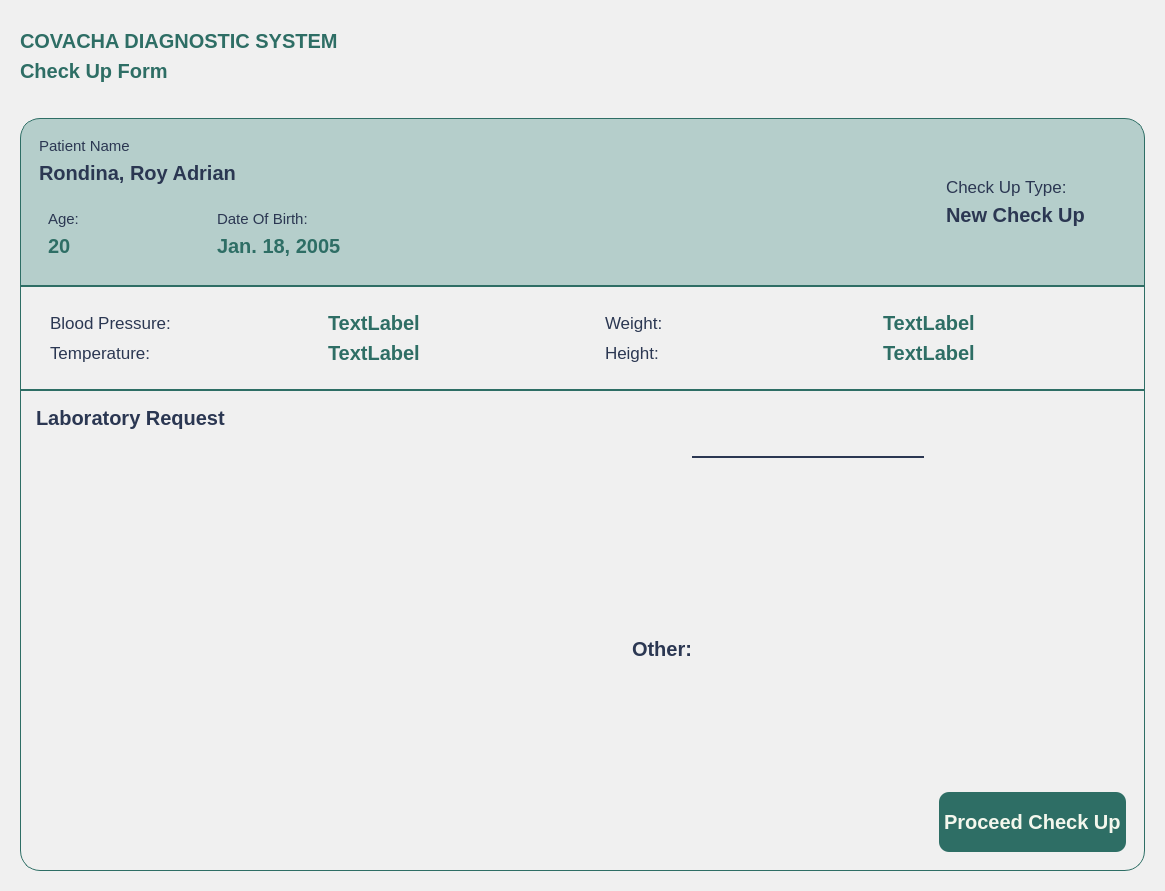
First picture: the form in Views/Doctor_Diagnosis.ui, repository VinsmokeSanji69/COVACHA_CLINIC_SYSTEM, before the edit.
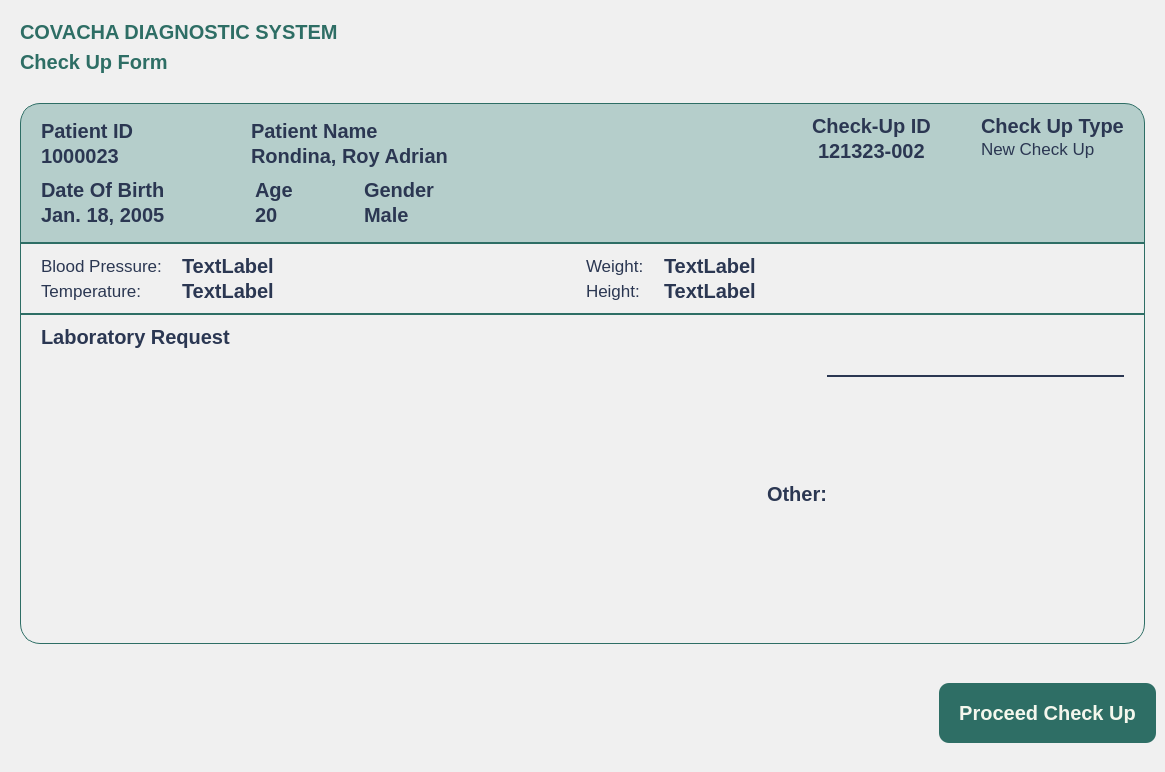
Second picture: the form after the edit. Icons and pictures are not drawn.

Patch:
```diff
--- a/Views/Doctor_Diagnosis.ui
+++ b/Views/Doctor_Diagnosis.ui
@@ -7,7 +7,7 @@
     <x>0</x>
     <y>0</y>
     <width>1165</width>
-    <height>891</height>
+    <height>772</height>
    </rect>
   </property>
   <property name="windowTitle">
@@ -83,7 +83,7 @@
 }
 
 #Header {
-	padding: 20px 20px;
+	padding: 10px 20px;
 }
 QLabel {
     padding: 0px;
@@ -127,17 +127,20 @@
 </string>
       </property>
       <layout class="QVBoxLayout" name="verticalLayout_2">
+       <property name="spacing">
+        <number>10</number>
+       </property>
        <property name="leftMargin">
         <number>0</number>
        </property>
        <property name="topMargin">
-        <number>9</number>
+        <number>0</number>
        </property>
        <property name="rightMargin">
         <number>0</number>
        </property>
        <property name="bottomMargin">
-        <number>0</number>
+        <number>20</number>
        </property>
        <item>
         <widget class="QFrame" name="Header">
@@ -165,7 +168,7 @@
            <number>0</number>
           </property>
           <property name="topMargin">
-           <number>0</number>
+           <number>10</number>
           </property>
           <property name="rightMargin">
            <number>0</number>
@@ -204,15 +207,12 @@
 	 border: 1px solid #2E6E65;
 	/*border-radius: 20px;*/
 }
-
-#Label, #label_3, #label {
-	font-size: 15px;
-	font-weight: 300;
-	color: #2b3752;
+QLabel {
+	font: 500 13pt &quot;Satoshi&quot;;
+	color: #2B3752;
 }
-
-#Label, #PatName, #Status, #OtherLabel, #label, #label_2, #label_4  {
-	color: #2b3752;
+#PatName, #PatID, #Dob, #PatGender, #Age, #PatStatus, #CheckID {
+	font: 900 16pt &quot;Satoshi&quot;;
 }
 
 #Type {
@@ -245,10 +245,7 @@
 	font-weight: 300;
 	color: #2b3752;
 }
-
-#DiagnoseButton {
-	text-align: center;
-}</string>
+</string>
          </property>
          <property name="frameShape">
           <enum>QFrame::StyledPanel</enum>
@@ -277,9 +274,21 @@
             <property name="frameShadow">
              <enum>QFrame::Raised</enum>
             </property>
-            <layout class="QHBoxLayout" name="horizontalLayout_2">
+            <layout class="QHBoxLayout" name="horizontalLayout_10">
+             <property name="spacing">
+              <number>10</number>
+             </property>
+             <property name="leftMargin">
+              <number>20</number>
+             </property>
+             <property name="topMargin">
+              <number>10</number>
+             </property>
              <property name="rightMargin">
-              <number>50</number>
+              <number>20</number>
+             </property>
+             <property name="bottomMargin">
+              <number>10</number>
              </property>
              <item>
               <widget class="QFrame" name="PatInfo">
@@ -290,35 +299,109 @@
                 <enum>QFrame::Raised</enum>
                </property>
                <layout class="QVBoxLayout" name="verticalLayout_6">
+                <property name="spacing">
+                 <number>10</number>
+                </property>
+                <property name="leftMargin">
+                 <number>0</number>
+                </property>
+                <property name="topMargin">
+                 <number>5</number>
+                </property>
+                <property name="rightMargin">
+                 <number>0</number>
+                </property>
+                <property name="bottomMargin">
+                 <number>5</number>
+                </property>
                 <item>
-                 <widget class="QLabel" name="Label">
-                  <property name="text">
-                   <string>Patient Name</string>
+                 <layout class="QHBoxLayout" name="horizontalLayout_9">
+                  <property name="spacing">
+                   <number>10</number>
                   </property>
-                 </widget>
-                </item>
-                <item>
-                 <widget class="QLabel" name="PatName">
-                  <property name="text">
-                   <string>Rondina, Roy Adrian</string>
-                  </property>
-                 </widget>
-                </item>
-                <item>
-                 <spacer name="verticalSpacer">
-                  <property name="orientation">
-                   <enum>Qt::Vertical</enum>
-                  </property>
-                  <property name="sizeType">
-                   <enum>QSizePolicy::Maximum</enum>
-                  </property>
-                  <property name="sizeHint" stdset="0">
-                   <size>
-                    <width>20</width>
-                    <height>10</height>
-                   </size>
-                  </property>
-                 </spacer>
+                  <item>
+                   <widget class="QWidget" name="widget" native="true">
+                    <property name="sizePolicy">
+                     <sizepolicy hsizetype="Fixed" vsizetype="Preferred">
+                      <horstretch>0</horstretch>
+                      <verstretch>0</verstretch>
+                     </sizepolicy>
+                    </property>
+                    <property name="minimumSize">
+                     <size>
+                      <width>200</width>
+                      <height>0</height>
+                     </size>
+                    </property>
+                    <layout class="QVBoxLayout" name="verticalLayout_3">
+                     <property name="spacing">
+                      <number>1</number>
+                     </property>
+                     <property name="leftMargin">
+                      <number>0</number>
+                     </property>
+                     <property name="topMargin">
+                      <number>0</number>
+                     </property>
+                     <property name="rightMargin">
+                      <number>0</number>
+                     </property>
+                     <property name="bottomMargin">
+                      <number>0</number>
+                     </property>
+                     <item>
+                      <widget class="QLabel" name="Label">
+                       <property name="text">
+                        <string>Patient ID</string>
+                       </property>
+                      </widget>
+                     </item>
+                     <item>
+                      <widget class="QLabel" name="PatID">
+                       <property name="text">
+                        <string>1000023</string>
+                       </property>
+                      </widget>
+                     </item>
+                    </layout>
+                   </widget>
+                  </item>
+                  <item>
+                   <widget class="QWidget" name="widget_2" native="true">
+                    <layout class="QVBoxLayout" name="verticalLayout_4">
+                     <property name="spacing">
+                      <number>1</number>
+                     </property>
+                     <property name="leftMargin">
+                      <number>0</number>
+                     </property>
+                     <property name="topMargin">
+                      <number>0</number>
+                     </property>
+                     <property name="rightMargin">
+                      <number>0</number>
+                     </property>
+                     <property name="bottomMargin">
+                      <number>0</number>
+                     </property>
+                     <item>
+                      <widget class="QLabel" name="Label_2">
+                       <property name="text">
+                        <string>Patient Name</string>
+                       </property>
+                      </widget>
+                     </item>
+                     <item>
+                      <widget class="QLabel" name="PatName">
+                       <property name="text">
+                        <string>Rondina, Roy Adrian</string>
+                       </property>
+                      </widget>
+                     </item>
+                    </layout>
+                   </widget>
+                  </item>
+                 </layout>
                 </item>
                 <item>
                  <widget class="QFrame" name="frame_11">
@@ -328,11 +411,82 @@
                   <property name="frameShadow">
                    <enum>QFrame::Raised</enum>
                   </property>
-                  <layout class="QHBoxLayout" name="horizontalLayout_10">
+                  <layout class="QHBoxLayout" name="horizontalLayout_8">
+                   <property name="spacing">
+                    <number>25</number>
+                   </property>
+                   <property name="leftMargin">
+                    <number>0</number>
+                   </property>
+                   <property name="topMargin">
+                    <number>0</number>
+                   </property>
+                   <property name="rightMargin">
+                    <number>0</number>
+                   </property>
+                   <property name="bottomMargin">
+                    <number>0</number>
+                   </property>
+                   <item>
+                    <widget class="QFrame" name="DOB">
+                     <property name="sizePolicy">
+                      <sizepolicy hsizetype="Fixed" vsizetype="Preferred">
+                       <horstretch>0</horstretch>
+                       <verstretch>0</verstretch>
+                      </sizepolicy>
+                     </property>
+                     <property name="minimumSize">
+                      <size>
+                       <width>189</width>
+                       <height>0</height>
+                      </size>
+                     </property>
+                     <property name="styleSheet">
+                      <string notr="true"/>
+                     </property>
+                     <property name="frameShape">
+                      <enum>QFrame::StyledPanel</enum>
+                     </property>
+                     <property name="frameShadow">
+                      <enum>QFrame::Raised</enum>
+                     </property>
+                     <layout class="QVBoxLayout" name="verticalLayout_20">
+                      <property name="spacing">
+                       <number>1</number>
+                      </property>
+                      <property name="leftMargin">
+                       <number>0</number>
+                      </property>
+                      <property name="topMargin">
+                       <number>0</number>
+                      </property>
+                      <property name="rightMargin">
+                       <number>0</number>
+                      </property>
+                      <property name="bottomMargin">
+                       <number>0</number>
+                      </property>
+                      <item>
+                       <widget class="QLabel" name="label_3">
+                        <property name="text">
+                         <string>Date Of Birth</string>
+                        </property>
+                       </widget>
+                      </item>
+                      <item>
+                       <widget class="QLabel" name="Dob">
+                        <property name="text">
+                         <string>Jan. 18, 2005</string>
+                        </property>
+                       </widget>
+                      </item>
+                     </layout>
+                    </widget>
+                   </item>
                    <item>
                     <widget class="QFrame" name="PatAge">
                      <property name="sizePolicy">
-                      <sizepolicy hsizetype="Maximum" vsizetype="Preferred">
+                      <sizepolicy hsizetype="Expanding" vsizetype="Preferred">
                        <horstretch>0</horstretch>
                        <verstretch>0</verstretch>
                       </sizepolicy>
@@ -347,19 +501,25 @@
                       <enum>QFrame::Raised</enum>
                      </property>
                      <layout class="QVBoxLayout" name="verticalLayout_19">
+                      <property name="spacing">
+                       <number>1</number>
+                      </property>
                       <property name="leftMargin">
                        <number>0</number>
                       </property>
                       <property name="topMargin">
                        <number>0</number>
                       </property>
+                      <property name="rightMargin">
+                       <number>0</number>
+                      </property>
                       <property name="bottomMargin">
                        <number>0</number>
                       </property>
                       <item>
                        <widget class="QLabel" name="label">
                         <property name="text">
-                         <string>Age:</string>
+                         <string>Age</string>
                         </property>
                        </widget>
                       </item>
@@ -374,22 +534,9 @@
                     </widget>
                    </item>
                    <item>
-                    <spacer name="horizontalSpacer_2">
-                     <property name="orientation">
-                      <enum>Qt::Horizontal</enum>
-                     </property>
-                     <property name="sizeHint" stdset="0">
-                      <size>
-                       <width>40</width>
-                       <height>20</height>
-                      </size>
-                     </property>
-                    </spacer>
-                   </item>
-                   <item>
-                    <widget class="QFrame" name="PatDOB">
+                    <widget class="QFrame" name="PatDOB_2">
                      <property name="sizePolicy">
-                      <sizepolicy hsizetype="Maximum" vsizetype="Preferred">
+                      <sizepolicy hsizetype="Expanding" vsizetype="Preferred">
                        <horstretch>0</horstretch>
                        <verstretch>0</verstretch>
                       </sizepolicy>
@@ -403,7 +550,10 @@
                      <property name="frameShadow">
                       <enum>QFrame::Raised</enum>
                      </property>
-                     <layout class="QVBoxLayout" name="verticalLayout_20">
+                     <layout class="QVBoxLayout" name="verticalLayout_21">
+                      <property name="spacing">
+                       <number>1</number>
+                      </property>
                       <property name="leftMargin">
                        <number>0</number>
                       </property>
@@ -417,35 +567,22 @@
                        <number>0</number>
                       </property>
                       <item>
-                       <widget class="QLabel" name="label_3">
+                       <widget class="QLabel" name="label_4">
                         <property name="text">
-                         <string>Date Of Birth:</string>
+                         <string>Gender</string>
                         </property>
                        </widget>
                       </item>
                       <item>
-                       <widget class="QLabel" name="Dob">
+                       <widget class="QLabel" name="PatGender">
                         <property name="text">
-                         <string>Jan. 18, 2005</string>
+                         <string>Male</string>
                         </property>
                        </widget>
                       </item>
                      </layout>
                     </widget>
                    </item>
-                   <item>
-                    <spacer name="horizontalSpacer_3">
-                     <property name="orientation">
-                      <enum>Qt::Horizontal</enum>
-                     </property>
-                     <property name="sizeHint" stdset="0">
-                      <size>
-                       <width>40</width>
-                       <height>20</height>
-                      </size>
-                     </property>
-                    </spacer>
-                   </item>
                   </layout>
                  </widget>
                 </item>
@@ -465,42 +602,138 @@
                </property>
               </spacer>
              </item>
-             <item alignment="Qt::AlignRight|Qt::AlignVCenter">
-              <widget class="QFrame" name="PatStatus">
-               <property name="sizePolicy">
-                <sizepolicy hsizetype="Preferred" vsizetype="Preferred">
-                 <horstretch>0</horstretch>
-                 <verstretch>0</verstretch>
-                </sizepolicy>
-               </property>
-               <property name="frameShape">
-                <enum>QFrame::StyledPanel</enum>
-               </property>
-               <property name="frameShadow">
-                <enum>QFrame::Raised</enum>
-               </property>
-               <layout class="QVBoxLayout" name="verticalLayout_17">
-                <item>
-                 <widget class="QLabel" name="Type">
-                  <property name="text">
-                   <string>Check Up Type:</string>
-                  </property>
-                 </widget>
-                </item>
-                <item alignment="Qt::AlignHCenter">
-                 <widget class="QLabel" name="Status">
+             <item>
+              <widget class="QWidget" name="widget_4" native="true">
+               <layout class="QHBoxLayout" name="horizontalLayout_2">
+                <property name="spacing">
+                 <number>10</number>
+                </property>
+                <property name="leftMargin">
+                 <number>0</number>
+                </property>
+                <property name="topMargin">
+                 <number>0</number>
+                </property>
+                <property name="rightMargin">
+                 <number>0</number>
+                </property>
+                <property name="bottomMargin">
+                 <number>0</number>
+                </property>
+                <item alignment="Qt::AlignTop">
+                 <widget class="QFrame" name="status">
                   <property name="sizePolicy">
-                   <sizepolicy hsizetype="Minimum" vsizetype="Minimum">
+                   <sizepolicy hsizetype="Preferred" vsizetype="Preferred">
                     <horstretch>0</horstretch>
                     <verstretch>0</verstretch>
                    </sizepolicy>
                   </property>
-                  <property name="text">
-                   <string>New Check Up</string>
+                  <property name="frameShape">
+                   <enum>QFrame::StyledPanel</enum>
                   </property>
-                  <property name="alignment">
-                   <set>Qt::AlignLeading</set>
+                  <property name="frameShadow">
+                   <enum>QFrame::Raised</enum>
                   </property>
+                  <layout class="QVBoxLayout" name="verticalLayout_17">
+                   <property name="spacing">
+                    <number>1</number>
+                   </property>
+                   <property name="leftMargin">
+                    <number>0</number>
+                   </property>
+                   <property name="topMargin">
+                    <number>0</number>
+                   </property>
+                   <property name="rightMargin">
+                    <number>0</number>
+                   </property>
+                   <property name="bottomMargin">
+                    <number>0</number>
+                   </property>
+                   <item>
+                    <widget class="QLabel" name="weg">
+                     <property name="text">
+                      <string>Check-Up ID</string>
+                     </property>
+                    </widget>
+                   </item>
+                   <item alignment="Qt::AlignHCenter">
+                    <widget class="QLabel" name="CheckID">
+                     <property name="sizePolicy">
+                      <sizepolicy hsizetype="Minimum" vsizetype="Minimum">
+                       <horstretch>0</horstretch>
+                       <verstretch>0</verstretch>
+                      </sizepolicy>
+                     </property>
+                     <property name="text">
+                      <string>121323-002</string>
+                     </property>
+                     <property name="alignment">
+                      <set>Qt::AlignLeading</set>
+                     </property>
+                    </widget>
+                   </item>
+                  </layout>
+                 </widget>
+                </item>
+                <item>
+                 <spacer name="horizontalSpacer_2">
+                  <property name="orientation">
+                   <enum>Qt::Horizontal</enum>
+                  </property>
+                  <property name="sizeType">
+                   <enum>QSizePolicy::Fixed</enum>
+                  </property>
+                  <property name="sizeHint" stdset="0">
+                   <size>
+                    <width>40</width>
+                    <height>20</height>
+                   </size>
+                  </property>
+                 </spacer>
+                </item>
+                <item alignment="Qt::AlignTop">
+                 <widget class="QWidget" name="widget_3" native="true">
+                  <layout class="QVBoxLayout" name="verticalLayout_22">
+                   <property name="spacing">
+                    <number>1</number>
+                   </property>
+                   <property name="leftMargin">
+                    <number>0</number>
+                   </property>
+                   <property name="topMargin">
+                    <number>0</number>
+                   </property>
+                   <property name="rightMargin">
+                    <number>0</number>
+                   </property>
+                   <property name="bottomMargin">
+                    <number>0</number>
+                   </property>
+                   <item>
+                    <widget class="QLabel" name="Type_2">
+                     <property name="text">
+                      <string>Check Up Type</string>
+                     </property>
+                    </widget>
+                   </item>
+                   <item>
+                    <widget class="QLabel" name="Type">
+                     <property name="sizePolicy">
+                      <sizepolicy hsizetype="Minimum" vsizetype="Minimum">
+                       <horstretch>0</horstretch>
+                       <verstretch>0</verstretch>
+                      </sizepolicy>
+                     </property>
+                     <property name="text">
+                      <string>New Check Up</string>
+                     </property>
+                     <property name="alignment">
+                      <set>Qt::AlignLeading</set>
+                     </property>
+                    </widget>
+                   </item>
+                  </layout>
                  </widget>
                 </item>
                </layout>
@@ -518,46 +751,10 @@
              </sizepolicy>
             </property>
             <property name="styleSheet">
-             <string notr="true">#DateLabel {
-	color: #2b3752;
-	font-weight: 300;
-	font-size: 17px;
-}
-
-#DateInfo {
-	color: #2b3752;;
-}
-
-#NumberLabel {
-	color: #2b3752;
-	font-weight: 300;
-	font-size: 17px;
-}
-
-#NumberInfo {
-	color: #2b3752;
-}
-
-#DOBLabel {
-	color: #2b3752;
-	font-weight: 300;
-	font-size: 17px;
-}
-#DOBInfo {
-	color: #2b3752;
-}
-
-#AddressLabel {
-	color: #2b3752;
-	font-weight: 300;
-	font-size: 17px;
-}
-
-#AddressInfo {
-	color: #2b3752;
-}
-
-</string>
+             <string notr="true">QLabel {
+	font: 700 14pt &quot;Satoshi&quot;;
+	color: #2B3752;
+}</string>
             </property>
             <property name="frameShape">
              <enum>QFrame::StyledPanel</enum>
@@ -566,6 +763,9 @@
              <enum>QFrame::Raised</enum>
             </property>
             <layout class="QVBoxLayout" name="verticalLayout_7">
+             <property name="spacing">
+              <number>10</number>
+             </property>
              <property name="leftMargin">
               <number>0</number>
              </property>
@@ -597,13 +797,13 @@
                  <number>20</number>
                 </property>
                 <property name="topMargin">
-                 <number>15</number>
+                 <number>10</number>
                 </property>
                 <property name="rightMargin">
-                 <number>0</number>
+                 <number>20</number>
                 </property>
                 <property name="bottomMargin">
-                 <number>15</number>
+                 <number>10</number>
                 </property>
                 <item>
                  <widget class="QFrame" name="frame_3">
@@ -620,6 +820,9 @@
                    <enum>QFrame::Raised</enum>
                   </property>
                   <layout class="QHBoxLayout" name="horizontalLayout_6">
+                   <property name="spacing">
+                    <number>10</number>
+                   </property>
                    <property name="leftMargin">
                     <number>0</number>
                    </property>
@@ -632,7 +835,7 @@
                    <property name="bottomMargin">
                     <number>0</number>
                    </property>
-                   <item>
+                   <item alignment="Qt::AlignLeft">
                     <widget class="QFrame" name="frame_5">
                      <property name="frameShape">
                       <enum>QFrame::StyledPanel</enum>
@@ -641,6 +844,21 @@
                       <enum>QFrame::Raised</enum>
                      </property>
                      <layout class="QVBoxLayout" name="verticalLayout_8">
+                      <property name="spacing">
+                       <number>1</number>
+                      </property>
+                      <property name="leftMargin">
+                       <number>0</number>
+                      </property>
+                      <property name="topMargin">
+                       <number>0</number>
+                      </property>
+                      <property name="rightMargin">
+                       <number>10</number>
+                      </property>
+                      <property name="bottomMargin">
+                       <number>0</number>
+                      </property>
                       <item>
                        <widget class="QLabel" name="BPLabel_2">
                         <property name="text">
@@ -660,6 +878,12 @@
                    </item>
                    <item>
                     <widget class="QFrame" name="frame_6">
+                     <property name="sizePolicy">
+                      <sizepolicy hsizetype="Expanding" vsizetype="Preferred">
+                       <horstretch>0</horstretch>
+                       <verstretch>0</verstretch>
+                      </sizepolicy>
+                     </property>
                      <property name="frameShape">
                       <enum>QFrame::StyledPanel</enum>
                      </property>
@@ -667,6 +891,18 @@
                       <enum>QFrame::Raised</enum>
                      </property>
                      <layout class="QVBoxLayout" name="verticalLayout_9">
+                      <property name="spacing">
+                       <number>1</number>
+                      </property>
+                      <property name="leftMargin">
+                       <number>0</number>
+                      </property>
+                      <property name="topMargin">
+                       <number>0</number>
+                      </property>
+                      <property name="bottomMargin">
+                       <number>0</number>
+                      </property>
                       <item>
                        <widget class="QLabel" name="BP">
                         <property name="text">
@@ -697,7 +933,7 @@
                   </property>
                   <layout class="QHBoxLayout" name="horizontalLayout_7">
                    <property name="spacing">
-                    <number>7</number>
+                    <number>10</number>
                    </property>
                    <property name="leftMargin">
                     <number>0</number>
@@ -711,7 +947,7 @@
                    <property name="bottomMargin">
                     <number>0</number>
                    </property>
-                   <item>
+                   <item alignment="Qt::AlignLeft">
                     <widget class="QFrame" name="frame_7">
                      <property name="frameShape">
                       <enum>QFrame::StyledPanel</enum>
@@ -720,6 +956,21 @@
                       <enum>QFrame::Raised</enum>
                      </property>
                      <layout class="QVBoxLayout" name="verticalLayout_10">
+                      <property name="spacing">
+                       <number>1</number>
+                      </property>
+                      <property name="leftMargin">
+                       <number>0</number>
+                      </property>
+                      <property name="topMargin">
+                       <number>0</number>
+                      </property>
+                      <property name="rightMargin">
+                       <number>10</number>
+                      </property>
+                      <property name="bottomMargin">
+                       <number>0</number>
+                      </property>
                       <item>
                        <widget class="QLabel" name="WeightLabel_2">
                         <property name="text">
@@ -739,6 +990,12 @@
                    </item>
                    <item>
                     <widget class="QFrame" name="frame_8">
+                     <property name="sizePolicy">
+                      <sizepolicy hsizetype="Expanding" vsizetype="Preferred">
+                       <horstretch>0</horstretch>
+                       <verstretch>0</verstretch>
+                      </sizepolicy>
+                     </property>
                      <property name="frameShape">
                       <enum>QFrame::StyledPanel</enum>
                      </property>
@@ -746,6 +1003,21 @@
                       <enum>QFrame::Raised</enum>
                      </property>
                      <layout class="QVBoxLayout" name="verticalLayout_11">
+                      <property name="spacing">
+                       <number>1</number>
+                      </property>
+                      <property name="leftMargin">
+                       <number>0</number>
+                      </property>
+                      <property name="topMargin">
+                       <number>0</number>
+                      </property>
+                      <property name="rightMargin">
+                       <number>0</number>
+                      </property>
+                      <property name="bottomMargin">
+                       <number>0</number>
+                      </property>
                       <item>
                        <widget class="QLabel" name="Weight">
                         <property name="text">
@@ -781,8 +1053,9 @@
              </sizepolicy>
             </property>
             <property name="styleSheet">
-             <string notr="true">#LabLabel {
-	color: #2b3752;
+             <string notr="true">QLabel {
+	font: 700 14pt &quot;Satoshi&quot;;
+	color: #2B3752;
 }
 
 #BPLabel {
@@ -868,10 +1141,16 @@
             </property>
             <layout class="QVBoxLayout" name="verticalLayout_12">
              <property name="leftMargin">
-              <number>15</number>
+              <number>20</number>
              </property>
              <property name="topMargin">
-              <number>15</number>
+              <number>10</number>
+             </property>
+             <property name="rightMargin">
+              <number>20</number>
+             </property>
+             <property name="bottomMargin">
+              <number>10</number>
              </property>
              <item>
               <widget class="QFrame" name="Header_2">
@@ -1064,62 +1343,6 @@
                   </layout>
                  </widget>
                 </item>
-                <item alignment="Qt::AlignRight">
-                 <widget class="QFrame" name="Button">
-                  <property name="sizePolicy">
-                   <sizepolicy hsizetype="Expanding" vsizetype="Expanding">
-                    <horstretch>0</horstretch>
-                    <verstretch>0</verstretch>
-                   </sizepolicy>
-                  </property>
-                  <property name="frameShape">
-                   <enum>QFrame::StyledPanel</enum>
-                  </property>
-                  <property name="frameShadow">
-                   <enum>QFrame::Raised</enum>
-                  </property>
-                  <layout class="QVBoxLayout" name="verticalLayout_16">
-                   <item>
-                    <spacer name="verticalSpacer_7">
-                     <property name="orientation">
-                      <enum>Qt::Vertical</enum>
-                     </property>
-                     <property name="sizeHint" stdset="0">
-                      <size>
-                       <width>20</width>
-                       <height>40</height>
-                      </size>
-                     </property>
-                    </spacer>
-                   </item>
-                   <item>
-                    <widget class="QPushButton" name="ProceedButton">
-                     <property name="sizePolicy">
-                      <sizepolicy hsizetype="Maximum" vsizetype="Expanding">
-                       <horstretch>0</horstretch>
-                       <verstretch>0</verstretch>
-                      </sizepolicy>
-                     </property>
-                     <property name="maximumSize">
-                      <size>
-                       <width>250</width>
-                       <height>60</height>
-                      </size>
-                     </property>
-                     <property name="text">
-                      <string>Proceed Check Up</string>
-                     </property>
-                     <property name="iconSize">
-                      <size>
-                       <width>40</width>
-                       <height>40</height>
-                      </size>
-                     </property>
-                    </widget>
-                   </item>
-                  </layout>
-                 </widget>
-                </item>
                </layout>
               </widget>
              </item>
@@ -1129,6 +1352,63 @@
          </layout>
         </widget>
        </item>
+       <item alignment="Qt::AlignRight|Qt::AlignBottom">
+        <widget class="QFrame" name="Button">
+         <property name="sizePolicy">
+          <sizepolicy hsizetype="Expanding" vsizetype="Expanding">
+           <horstretch>0</horstretch>
+           <verstretch>0</verstretch>
+          </sizepolicy>
+         </property>
+         <property name="styleSheet">
+          <string notr="true">QPushButton {
+	background-color: #2e6e65;
+	font-size: 20px;
+	 padding: 10px 20px;
+	text-align: center;
+	background-color: #2E6E65;
+padding: 20px 20px;
+}</string>
+         </property>
+         <property name="frameShape">
+          <enum>QFrame::StyledPanel</enum>
+         </property>
+         <property name="frameShadow">
+          <enum>QFrame::Raised</enum>
+         </property>
+         <layout class="QHBoxLayout" name="horizontalLayout_11">
+          <item>
+           <widget class="QPushButton" name="ProceedButton">
+            <property name="sizePolicy">
+             <sizepolicy hsizetype="Maximum" vsizetype="Expanding">
+              <horstretch>0</horstretch>
+              <verstretch>0</verstretch>
+             </sizepolicy>
+            </property>
+            <property name="maximumSize">
+             <size>
+              <width>250</width>
+              <height>60</height>
+             </size>
+            </property>
+            <property name="text">
+             <string>Proceed Check Up</string>
+            </property>
+            <property name="icon">
+             <iconset>
+              <normaloff>:/icons/icons/ticket-plus.svg</normaloff>:/icons/icons/ticket-plus.svg</iconset>
+            </property>
+            <property name="iconSize">
+             <size>
+              <width>40</width>
+              <height>40</height>
+             </size>
+            </property>
+           </widget>
+          </item>
+         </layout>
+        </widget>
+       </item>
       </layout>
      </widget>
     </item>
```
